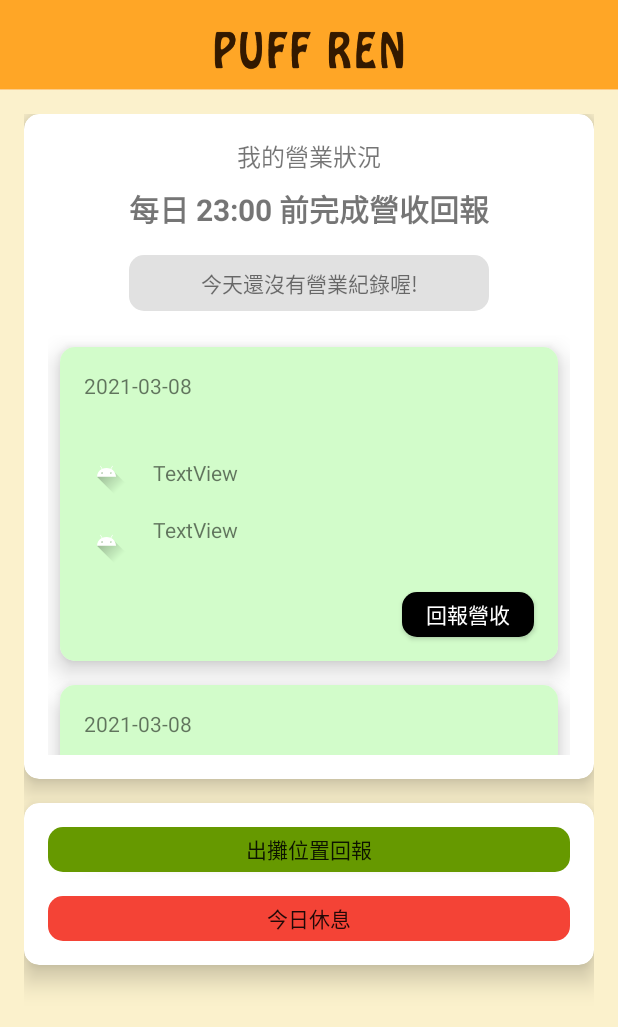
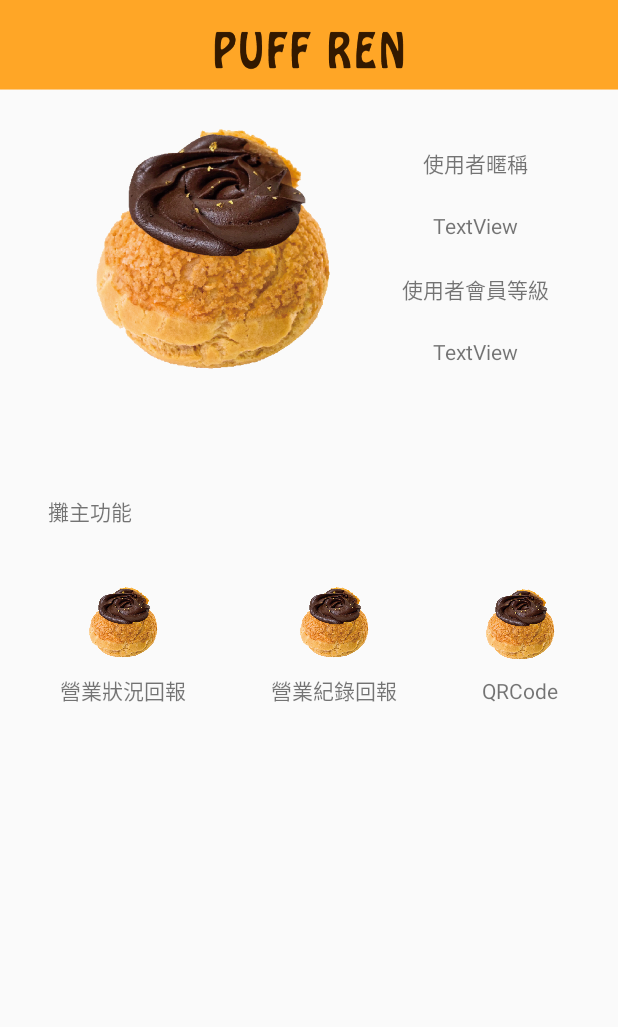
Before and after one commit to rn1it/PuffRen, an Android app: the screen it shows after launch (MainActivity), after a tap on "虛擬會員卡", on a phone screen of 412 x 824 dp. Shown: the top 1027 px of the screen. Run offline under Robolectric (Android 15) with nearby library versions, the phone set to English and light mode, and no system bars; our stand-ins replace data binding.

Commit message:
add profile layout

```diff
--- a/app/src/main/java/com/rn1/puffren/factory/ViewModelFactory.kt
+++ b/app/src/main/java/com/rn1/puffren/factory/ViewModelFactory.kt
@@ -4,8 +4,8 @@ import androidx.lifecycle.ViewModel
 import androidx.lifecycle.ViewModelProvider
 import com.rn1.puffren.data.source.PuffRenRepository
 import com.rn1.puffren.ui.home.HomeViewModel
-import com.rn1.puffren.ui.login.LoginFragment
 import com.rn1.puffren.ui.login.LoginViewModel
+import com.rn1.puffren.ui.profile.ProfileViewModel
 import com.rn1.puffren.ui.report.ReportViewModel
 
 @Suppress("UNCHECKED_CAST")
@@ -26,6 +26,9 @@ class ViewModelFactory constructor(
                 isAssignableFrom(ReportViewModel::class.java) ->
                     ReportViewModel(repository)
 
+                isAssignableFrom(ProfileViewModel::class.java) ->
+                    ProfileViewModel(repository)
+
                 else ->
                     throw IllegalArgumentException("Unknown ViewModel class: ${modelClass.name}")
             }
--- a/app/src/main/java/com/rn1/puffren/ui/home/HomeFragment.kt
+++ b/app/src/main/java/com/rn1/puffren/ui/home/HomeFragment.kt
@@ -46,7 +46,7 @@ class HomeFragment : Fragment() {
 
         viewModel.navigateToMember.observe(viewLifecycleOwner, Observer {
             it?.let {
-                findNavController().navigate(NavigationDirections.actionGlobalReportFragment())
+                findNavController().navigate(NavigationDirections.actionGlobalProfileFragment())
                 viewModel.doneNavigateToMember()
             }
         })
--- /dev/null
+++ b/app/src/main/java/com/rn1/puffren/ui/profile/ProfileFragment.kt
@@ -0,0 +1,51 @@
+package com.rn1.puffren.ui.profile
+
+import android.os.Bundle
+import androidx.fragment.app.Fragment
+import android.view.LayoutInflater
+import android.view.View
+import android.view.ViewGroup
+import androidx.fragment.app.viewModels
+import androidx.lifecycle.Observer
+import androidx.navigation.fragment.findNavController
+import com.rn1.puffren.NavigationDirections
+import com.rn1.puffren.databinding.FragmentProdBinding
+import com.rn1.puffren.databinding.FragmentProfileBinding
+import com.rn1.puffren.ext.getVmFactory
+
+class ProfileFragment : Fragment() {
+
+    lateinit var binding: FragmentProfileBinding
+    val viewModel by viewModels<ProfileViewModel> { getVmFactory() }
+
+    override fun onCreateView(
+        inflater: LayoutInflater, container: ViewGroup?,
+        savedInstanceState: Bundle?
+    ): View {
+
+        binding = FragmentProfileBinding.inflate(inflater, container, false)
+        binding.viewModel = viewModel
+        binding.lifecycleOwner = this
+
+        viewModel.navigateToSaleReport.observe(viewLifecycleOwner, Observer {
+            it?.let {
+                findNavController().navigate(NavigationDirections.actionGlobalReportFragment())
+                viewModel.navigateToSaleReportDone()
+            }
+        })
+
+        viewModel.navigateToSaleReportHistory.observe(viewLifecycleOwner, Observer {
+            it?.let {
+
+            }
+        })
+
+        viewModel.navigateToQRCode.observe(viewLifecycleOwner, Observer {
+            it?.let {
+
+            }
+        })
+
+        return binding.root
+    }
+}
--- /dev/null
+++ b/app/src/main/java/com/rn1/puffren/ui/profile/ProfileViewModel.kt
@@ -0,0 +1,47 @@
+package com.rn1.puffren.ui.profile
+
+import androidx.lifecycle.LiveData
+import androidx.lifecycle.MutableLiveData
+import androidx.lifecycle.ViewModel
+import com.rn1.puffren.data.source.PuffRenRepository
+
+class ProfileViewModel(repository: PuffRenRepository) : ViewModel() {
+
+    private val _navigateToSaleReport = MutableLiveData<Boolean>()
+    val navigateToSaleReport: LiveData<Boolean>
+        get() = _navigateToSaleReport
+
+    private val _navigateToSaleReportHistory = MutableLiveData<Boolean>()
+    val navigateToSaleReportHistory: LiveData<Boolean>
+        get() = _navigateToSaleReportHistory
+
+    private val _navigateToQRCode = MutableLiveData<Boolean>()
+    val navigateToQRCode: LiveData<Boolean>
+        get() = _navigateToQRCode
+
+
+
+    fun navigateToSaleReport(){
+        _navigateToSaleReport.value = true
+    }
+
+    fun navigateToSaleReportDone(){
+        _navigateToSaleReport.value = null
+    }
+
+    fun navigateToSaleReportHistory(){
+        _navigateToSaleReportHistory.value = true
+    }
+
+    fun navigateToSaleReportHistoryDone(){
+        _navigateToSaleReportHistory.value = null
+    }
+
+    fun navigateToQRCode(){
+        _navigateToQRCode.value = true
+    }
+
+    fun navigateToQRCodeDone(){
+        _navigateToQRCode.value = null
+    }
+}
--- /dev/null
+++ b/app/src/main/java/com/rn1/puffren/ui/registry/RegistryFragment.kt
@@ -0,0 +1,19 @@
+package com.rn1.puffren.ui.registry
+
+import android.os.Bundle
+import androidx.fragment.app.Fragment
+import android.view.LayoutInflater
+import android.view.View
+import android.view.ViewGroup
+import com.rn1.puffren.R
+
+class RegistryFragment : Fragment() {
+
+    override fun onCreateView(
+        inflater: LayoutInflater, container: ViewGroup?,
+        savedInstanceState: Bundle?
+    ): View? {
+        // Inflate the layout for this fragment
+        return inflater.inflate(R.layout.fragment_registry, container, false)
+    }
+}
--- /dev/null
+++ b/app/src/main/res/layout/fragment_profile.xml
@@ -0,0 +1,177 @@
+<?xml version="1.0" encoding="utf-8"?>
+<layout xmlns:android="http://schemas.android.com/apk/res/android"
+    xmlns:app="http://schemas.android.com/apk/res-auto"
+    xmlns:tools="http://schemas.android.com/tools">
+
+    <data>
+        <variable
+            name="viewModel"
+            type="com.rn1.puffren.ui.profile.ProfileViewModel" />
+    </data>
+
+    <androidx.constraintlayout.widget.ConstraintLayout
+        android:layout_width="match_parent"
+        android:layout_height="match_parent"
+        tools:context=".ui.profile.ProfileFragment">
+
+        <ImageView
+            android:id="@+id/image_profile"
+            android:layout_width="157dp"
+            android:layout_height="190dp"
+            android:layout_marginStart="64dp"
+            android:layout_marginTop="16dp"
+            android:src="@drawable/dark_chocolate_cream_puff"
+            app:layout_constraintStart_toStartOf="parent"
+            app:layout_constraintTop_toTopOf="parent" />
+
+        <TextView
+            android:id="@+id/text_user_name_title"
+            android:layout_width="wrap_content"
+            android:layout_height="wrap_content"
+            android:text="@string/user_nickname"
+            app:layout_constraintBottom_toTopOf="@+id/text_user_name"
+            app:layout_constraintEnd_toEndOf="parent"
+            app:layout_constraintStart_toEndOf="@+id/image_profile"
+            app:layout_constraintTop_toTopOf="@+id/image_profile" />
+
+        <TextView
+            android:id="@+id/text_user_name"
+            android:layout_width="wrap_content"
+            android:layout_height="wrap_content"
+            android:text="TextView"
+            app:layout_constraintBottom_toTopOf="@+id/text_user_level_title"
+            app:layout_constraintEnd_toEndOf="parent"
+            app:layout_constraintStart_toEndOf="@+id/image_profile"
+            app:layout_constraintTop_toBottomOf="@+id/text_user_name_title" />
+
+        <TextView
+            android:id="@+id/text_user_level_title"
+            android:layout_width="wrap_content"
+            android:layout_height="wrap_content"
+            android:text="@string/user_level"
+            app:layout_constraintBottom_toTopOf="@+id/text_user_level"
+            app:layout_constraintEnd_toEndOf="parent"
+            app:layout_constraintStart_toEndOf="@+id/image_profile"
+            app:layout_constraintTop_toBottomOf="@+id/text_user_name" />
+
+        <TextView
+            android:id="@+id/text_user_level"
+            android:layout_width="wrap_content"
+            android:layout_height="wrap_content"
+            android:text="TextView"
+            app:layout_constraintBottom_toBottomOf="@+id/image_profile"
+            app:layout_constraintEnd_toEndOf="parent"
+            app:layout_constraintStart_toEndOf="@+id/image_profile"
+            app:layout_constraintTop_toBottomOf="@+id/text_user_level_title" />
+
+        <TextView
+            android:id="@+id/text_feature_title"
+            android:layout_width="wrap_content"
+            android:layout_height="wrap_content"
+            android:layout_marginStart="32dp"
+            android:layout_marginTop="64dp"
+            android:text="@string/vendor_feature"
+            app:layout_constraintStart_toStartOf="parent"
+            app:layout_constraintTop_toBottomOf="@+id/image_profile" />
+
+        <androidx.constraintlayout.widget.ConstraintLayout
+            android:id="@+id/profile_report"
+            android:layout_width="wrap_content"
+            android:layout_height="wrap_content"
+            android:layout_marginStart="32dp"
+            android:layout_marginTop="32dp"
+            android:padding="8dp"
+            android:focusable="true"
+            android:onClick="@{() -> viewModel.navigateToSaleReport()}"
+            app:layout_constraintStart_toStartOf="parent"
+            app:layout_constraintTop_toBottomOf="@+id/text_feature_title">
+
+            <ImageView
+                android:id="@+id/image_profile_report"
+                android:layout_width="50dp"
+                android:layout_height="50dp"
+                android:src="@drawable/dark_chocolate_cream_puff"
+                app:layout_constraintEnd_toEndOf="parent"
+                app:layout_constraintStart_toStartOf="parent"
+                app:layout_constraintTop_toTopOf="parent" />
+
+            <TextView
+                android:id="@+id/text_profile_report_tilte"
+                android:layout_width="wrap_content"
+                android:layout_height="wrap_content"
+                android:layout_marginTop="8dp"
+                android:text="@string/sales_figures_report"
+                app:layout_constraintEnd_toEndOf="parent"
+                app:layout_constraintStart_toStartOf="parent"
+                app:layout_constraintTop_toBottomOf="@+id/image_profile_report" />
+        </androidx.constraintlayout.widget.ConstraintLayout>
+
+        <androidx.constraintlayout.widget.ConstraintLayout
+            android:id="@+id/profile_history_report"
+            android:layout_width="wrap_content"
+            android:layout_height="wrap_content"
+            android:padding="8dp"
+            android:focusable="true"
+            android:onClick="@{() -> viewModel.navigateToSaleReportHistory()}"
+            app:layout_constraintBottom_toBottomOf="@+id/profile_report"
+            app:layout_constraintEnd_toStartOf="@+id/image_prof"
+            app:layout_constraintStart_toEndOf="@+id/profile_report"
+            app:layout_constraintTop_toTopOf="@+id/profile_report">
+
+            <ImageView
+                android:id="@+id/image_profile_history_report"
+                android:layout_width="50dp"
+                android:layout_height="50dp"
+                android:src="@drawable/dark_chocolate_cream_puff"
+                app:layout_constraintEnd_toEndOf="parent"
+                app:layout_constraintStart_toStartOf="parent"
+                app:layout_constraintTop_toTopOf="parent" />
+
+            <TextView
+                android:id="@+id/text_profile_history_report_title"
+                android:layout_width="wrap_content"
+                android:layout_height="wrap_content"
+                android:layout_marginTop="8dp"
+                android:text="@string/sales_history_figures_report"
+                app:layout_constraintBottom_toBottomOf="parent"
+                app:layout_constraintEnd_toEndOf="parent"
+                app:layout_constraintStart_toStartOf="parent"
+                app:layout_constraintTop_toBottomOf="@+id/image_profile_history_report" />
+        </androidx.constraintlayout.widget.ConstraintLayout>
+
+        <androidx.constraintlayout.widget.ConstraintLayout
+            android:id="@+id/image_prof"
+            android:layout_width="wrap_content"
+            android:layout_height="wrap_content"
+            android:layout_marginEnd="32dp"
+            android:padding="8dp"
+            android:focusable="true"
+            android:onClick="@{() -> viewModel.navigateToQRCode()}"
+            app:layout_constraintBottom_toBottomOf="@+id/profile_history_report"
+            app:layout_constraintEnd_toEndOf="parent"
+            app:layout_constraintTop_toTopOf="@+id/profile_history_report">
+
+            <ImageView
+                android:id="@+id/image_profile_qrcode"
+                android:layout_width="50dp"
+                android:layout_height="50dp"
+                android:src="@drawable/dark_chocolate_cream_puff"
+                app:layout_constraintEnd_toEndOf="parent"
+                app:layout_constraintStart_toStartOf="parent"
+                app:layout_constraintTop_toTopOf="parent" />
+
+            <TextView
+                android:id="@+id/text_profile_qrcode_title"
+                android:layout_width="wrap_content"
+                android:layout_height="wrap_content"
+                android:layout_marginTop="8dp"
+                android:text="@string/qrcode"
+                app:layout_constraintBottom_toBottomOf="parent"
+                app:layout_constraintEnd_toEndOf="parent"
+                app:layout_constraintStart_toStartOf="parent"
+                app:layout_constraintTop_toBottomOf="@+id/image_profile_qrcode" />
+        </androidx.constraintlayout.widget.ConstraintLayout>
+
+
+    </androidx.constraintlayout.widget.ConstraintLayout>
+</layout>
--- /dev/null
+++ b/app/src/main/res/layout/fragment_registry.xml
@@ -0,0 +1,14 @@
+<?xml version="1.0" encoding="utf-8"?>
+<FrameLayout xmlns:android="http://schemas.android.com/apk/res/android"
+    xmlns:tools="http://schemas.android.com/tools"
+    android:layout_width="match_parent"
+    android:layout_height="match_parent"
+    tools:context=".ui.registry.RegistryFragment">
+
+    <!-- TODO: Update blank fragment layout -->
+    <TextView
+        android:layout_width="match_parent"
+        android:layout_height="match_parent"
+        android:text="@string/hello_blank_fragment" />
+
+</FrameLayout>
--- a/app/src/main/res/navigation/navigation.xml
+++ b/app/src/main/res/navigation/navigation.xml
@@ -45,6 +45,12 @@
         android:label="ReportFragment"
         tools:layout="@layout/fragment_report"/>
 
+    <fragment
+        android:id="@+id/profileFragment"
+        android:name="com.rn1.puffren.ui.profile.ProfileFragment"
+        android:label="ProfileFragment"
+        tools:layout="@layout/fragment_profile"/>
+
     <action
         android:id="@+id/action_global_locationFragment"
         app:destination="@id/locationFragment" />
@@ -70,4 +76,8 @@
         android:id="@+id/action_global_reportFragment"
         app:destination="@id/reportFragment"/>
 
+    <action
+        android:id="@+id/action_global_profileFragment"
+        app:destination="@id/profileFragment" />
+
 </navigation>
--- a/app/src/main/res/values/strings.xml
+++ b/app/src/main/res/values/strings.xml
@@ -17,4 +17,10 @@
     <string name="closed_today">今日休息</string>
     <string name="report_location">出攤位置回報</string>
     <string name="sale_status">我的營業狀況</string>
+    <string name="user_nickname">使用者暱稱</string>
+    <string name="user_level">使用者會員等級</string>
+    <string name="vendor_feature">攤主功能</string>
+    <string name="sales_figures_report">營業狀況回報</string>
+    <string name="sales_history_figures_report">營業紀錄回報</string>
+    <string name="qrcode">QRCode</string>
 </resources>
```
